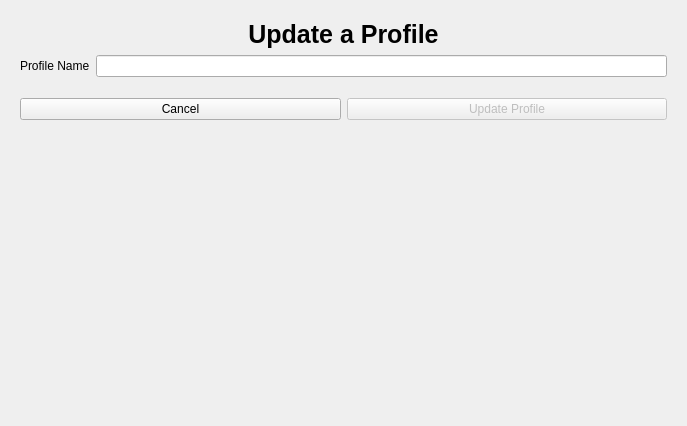
The window that recipe-book/profilerootview.ui (xavier-berthiaume/Recipe-Book) describes before a commit, drawn with Qt 5.
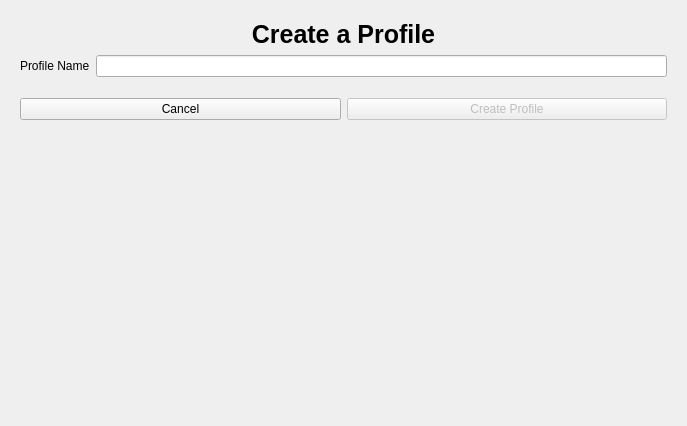
The same window after the commit. The open tabs and pages were chosen to show the change.

Commit message:
Implemented a profile model and matching view
Fully implemented a 'raw' cpp profile class. Wrapped the class with a Qt
framework implementation and further created a model/delegate to make it
compatible with Qt's model/view framework. New profiles are created
using the ProfileFactory class.

Diff of the .ui file:
```diff
--- a/recipe-book/profilerootview.ui
+++ b/recipe-book/profilerootview.ui
@@ -152,83 +152,6 @@
        </item>
       </layout>
      </widget>
-     <widget class="QWidget" name="profileUpdateFormPage">
-      <layout class="QVBoxLayout" name="verticalLayout_4">
-       <item>
-        <widget class="QLabel" name="updateLabel">
-         <property name="sizePolicy">
-          <sizepolicy hsizetype="Preferred" vsizetype="Fixed">
-           <horstretch>0</horstretch>
-           <verstretch>0</verstretch>
-          </sizepolicy>
-         </property>
-         <property name="font">
-          <font>
-           <pointsize>19</pointsize>
-           <bold>true</bold>
-          </font>
-         </property>
-         <property name="text">
-          <string>Update a Profile</string>
-         </property>
-         <property name="alignment">
-          <set>Qt::AlignmentFlag::AlignCenter</set>
-         </property>
-        </widget>
-       </item>
-       <item>
-        <layout class="QFormLayout" name="formLayout_2">
-         <item row="0" column="0">
-          <widget class="QLabel" name="nameLabel_2">
-           <property name="text">
-            <string>Profile Name</string>
-           </property>
-          </widget>
-         </item>
-         <item row="0" column="1">
-          <widget class="QLineEdit" name="nameLineEdit_2"/>
-         </item>
-        </layout>
-       </item>
-       <item>
-        <layout class="QHBoxLayout" name="horizontalLayout_3">
-         <property name="topMargin">
-          <number>15</number>
-         </property>
-         <item>
-          <widget class="QPushButton" name="cancelButton_2">
-           <property name="text">
-            <string>Cancel</string>
-           </property>
-          </widget>
-         </item>
-         <item>
-          <widget class="QPushButton" name="confirmUpdateButton">
-           <property name="enabled">
-            <bool>false</bool>
-           </property>
-           <property name="text">
-            <string>Update Profile</string>
-           </property>
-          </widget>
-         </item>
-        </layout>
-       </item>
-       <item>
-        <spacer name="verticalSpacer_2">
-         <property name="orientation">
-          <enum>Qt::Orientation::Vertical</enum>
-         </property>
-         <property name="sizeHint" stdset="0">
-          <size>
-           <width>20</width>
-           <height>40</height>
-          </size>
-         </property>
-        </spacer>
-       </item>
-      </layout>
-     </widget>
     </widget>
    </item>
   </layout>
```
Left out of the diff: 6 changed lines with no effect on the pictures. The commit also changes 18 other files.
